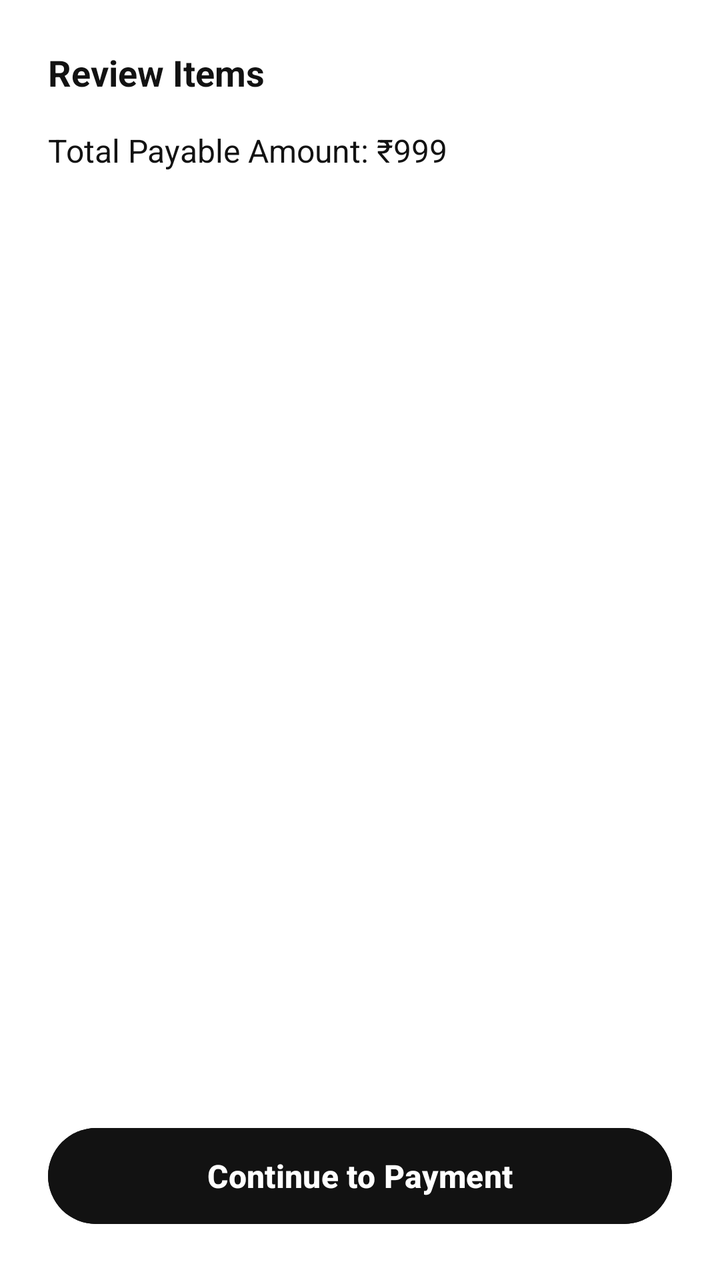
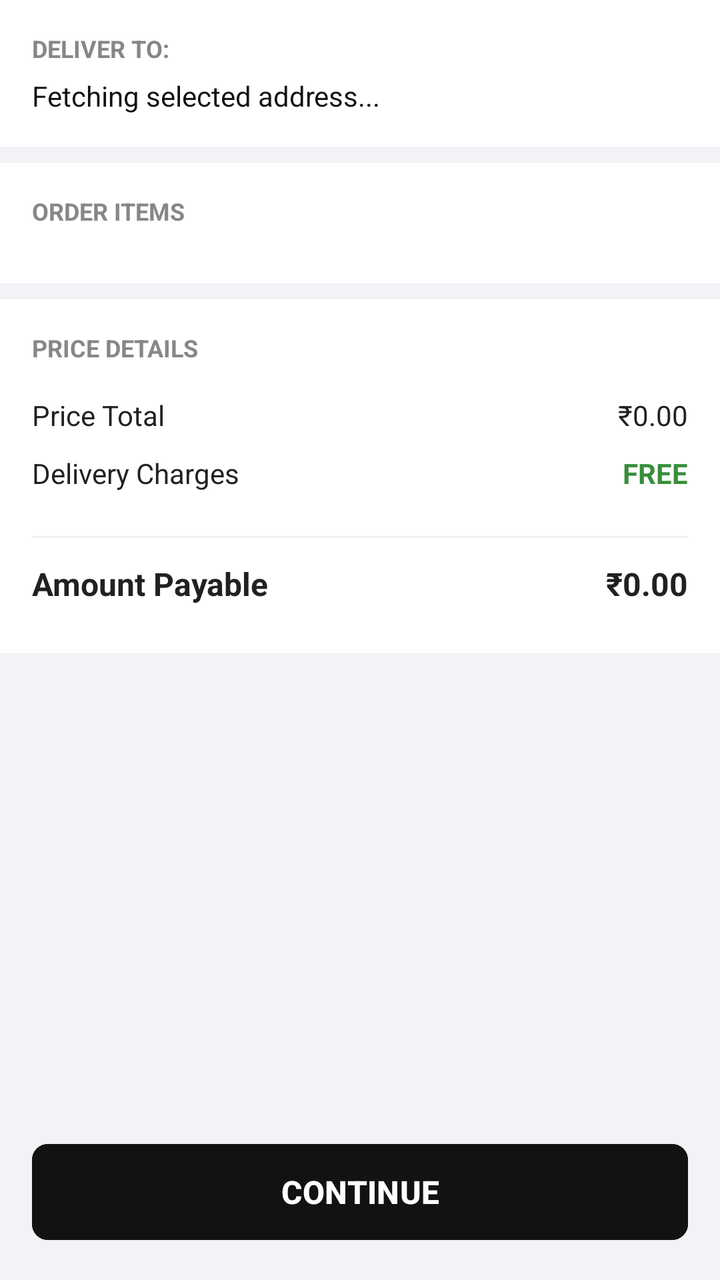

Two renders of the same Android screen: before a commit and after it. Below are the layout's source before the change and the commit's diff.
<!-- AndroidManifest.xml: application theme Theme.CityBasket -->
<!-- res/layout/fragment_order_summary.xml -->
<?xml version="1.0" encoding="utf-8"?>
<LinearLayout xmlns:android="http://schemas.android.com/apk/res/android"
    android:layout_width="match_parent"
    android:layout_height="match_parent"
    android:background="#FFFFFF"
    android:orientation="vertical"
    android:padding="24dp">

    <TextView
        android:layout_width="wrap_content"
        android:layout_height="wrap_content"
        android:text="Review Items"
        android:textColor="#121212"
        android:textSize="18sp"
        android:textStyle="bold"
        android:layout_marginBottom="16dp"/>

    <TextView
        android:id="@+id/tvOrderTotal"
        android:layout_width="match_parent"
        android:layout_height="wrap_content"
        android:text="Total Payable Amount: ₹999"
        android:textColor="#121212"
        android:textSize="16sp"
        android:layout_marginBottom="24dp"/>

    <View
        android:layout_width="match_parent"
        android:layout_height="0dp"
        android:layout_weight="1" />

    <Button
        android:id="@+id/btnContinueToPayment"
        android:layout_width="match_parent"
        android:layout_height="56dp"
        android:backgroundTint="#121212"
        android:text="Continue to Payment"
        android:textColor="#FFFFFF"
        android:textSize="16sp"
        android:textStyle="bold" />
</LinearLayout>
<!-- resources referenced by this layout -->
<resources>
  <style name="Theme.CityBasket" parent="Base.Theme.CityBasket" />
  <style name="Base.Theme.CityBasket" parent="Theme.Material3.DayNight.NoActionBar">
          
          
      </style>
</resources>

<!-- the commit's change to res/layout/fragment_order_summary.xml (unified diff, before → after) -->
@@ -1,41 +1,128 @@
 <?xml version="1.0" encoding="utf-8"?>
-<LinearLayout xmlns:android="http://schemas.android.com/apk/res/android"
+<RelativeLayout xmlns:android="http://schemas.android.com/apk/res/android"
+    xmlns:app="http://schemas.android.com/apk/res-auto"
     android:layout_width="match_parent"
     android:layout_height="match_parent"
-    android:background="#FFFFFF"
-    android:orientation="vertical"
-    android:padding="24dp">
+    android:background="#F1F3F6"
+    android:padding="0dp">
 
-    <TextView
-        android:layout_width="wrap_content"
-        android:layout_height="wrap_content"
-        android:text="Review Items"
-        android:textColor="#121212"
-        android:textSize="18sp"
-        android:textStyle="bold"
-        android:layout_marginBottom="16dp"/>
+    <androidx.core.widget.NestedScrollView
+        android:layout_width="match_parent"
+        android:layout_height="match_parent"
+        android:layout_above="@id/btnContinueToPayment"
+        android:fillViewport="true">
 
-    <TextView
-        android:id="@+id/tvOrderTotal"
-        android:layout_width="match_parent"
-        android:layout_height="wrap_content"
-        android:text="Total Payable Amount: ₹999"
-        android:textColor="#121212"
-        android:textSize="16sp"
-        android:layout_marginBottom="24dp"/>
+        <LinearLayout
+            android:layout_width="match_parent"
+            android:layout_height="wrap_content"
+            android:orientation="vertical">
 
-    <View
-        android:layout_width="match_parent"
-        android:layout_height="0dp"
-        android:layout_weight="1" />
+            <LinearLayout
+                android:layout_width="match_parent"
+                android:layout_height="wrap_content"
+                android:background="#FFFFFF"
+                android:orientation="vertical"
+                android:padding="16dp"
+                android:layout_marginBottom="8dp">
+
+                <TextView
+                    android:layout_width="wrap_content"
+                    android:layout_height="wrap_content"
+                    android:text="DELIVER TO:"
+                    android:textStyle="bold"
+                    android:textSize="12sp"
+                    android:textColor="#878787"
+                    android:layout_marginBottom="6dp"/>
+
+                <TextView
+                    android:id="@+id/txtSummaryAddress"
+                    android:layout_width="match_parent"
+                    android:layout_height="wrap_content"
+                    android:text="Fetching selected address..."
+                    android:textColor="#121212"
+                    android:textSize="14sp"/>
+            </LinearLayout>
+
+            <LinearLayout
+                android:layout_width="match_parent"
+                android:layout_height="wrap_content"
+                android:background="#FFFFFF"
+                android:orientation="vertical"
+                android:padding="16dp"
+                android:layout_marginBottom="8dp">
+
+                <TextView
+                    android:layout_width="wrap_content"
+                    android:layout_height="wrap_content"
+                    android:text="ORDER ITEMS"
+                    android:textStyle="bold"
+                    android:textSize="12sp"
+                    android:textColor="#878787"
+                    android:layout_marginBottom="12dp"/>
+
+                <androidx.recyclerview.widget.RecyclerView
+                    android:id="@+id/rvSummaryProducts"
+                    android:layout_width="match_parent"
+                    android:layout_height="wrap_content"
+                    android:nestedScrollingEnabled="false"/>
+            </LinearLayout>
+
+            <LinearLayout
+                android:layout_width="match_parent"
+                android:layout_height="wrap_content"
+                android:background="#FFFFFF"
+                android:orientation="vertical"
+                android:padding="16dp">
+
+                <TextView
+                    android:layout_width="wrap_content"
+                    android:layout_height="wrap_content"
+                    android:text="PRICE DETAILS"
+                    android:textStyle="bold"
+                    android:textSize="12sp"
+                    android:textColor="#878787"
+                    android:layout_marginBottom="16dp"/>
+
+                <RelativeLayout
+                    android:layout_width="match_parent"
+                    android:layout_height="wrap_content"
+                    android:layout_marginBottom="10dp">
+                    <TextView android:layout_width="wrap_content" android:layout_height="wrap_content" android:text="Price Total" android:textColor="#212121" android:textSize="14sp"/>
+                    <TextView android:id="@+id/txtItemsTotal" android:layout_width="wrap_content" android:layout_height="wrap_content" android:layout_alignParentEnd="true" android:text="₹0.00" android:textColor="#212121" android:textSize="14sp"/>
+                </RelativeLayout>
+
+                <RelativeLayout
+                    android:layout_width="match_parent"
+                    android:layout_height="wrap_content"
+                    android:layout_marginBottom="10dp">
+                    <TextView android:layout_width="wrap_content" android:layout_height="wrap_content" android:text="Delivery Charges" android:textColor="#212121" android:textSize="14sp"/>
+                    <TextView android:layout_width="wrap_content" android:layout_height="wrap_content" android:layout_alignParentEnd="true" android:text="FREE" android:textColor="#388E3C" android:textStyle="bold" android:textSize="14sp"/>
+                </RelativeLayout>
+
+                <View android:layout_width="match_parent" android:layout_height="1dp" android:background="#F0F0F0" android:layout_marginVertical="12dp"/>
+
+                <RelativeLayout
+                    android:layout_width="match_parent"
+                    android:layout_height="wrap_content"
+                    android:layout_marginBottom="8dp">
+                    <TextView android:layout_width="wrap_content" android:layout_height="wrap_content" android:text="Amount Payable" android:textColor="#212121" android:textStyle="bold" android:textSize="16sp"/>
+                    <TextView android:id="@+id/txtFinalPayable" android:layout_width="wrap_content" android:layout_height="wrap_content" android:layout_alignParentEnd="true" android:text="₹0.00" android:textColor="#212121" android:textStyle="bold" android:textSize="16sp"/>
+                </RelativeLayout>
+            </LinearLayout>
+
+        </LinearLayout>
+    </androidx.core.widget.NestedScrollView>
 
     <Button
         android:id="@+id/btnContinueToPayment"
         android:layout_width="match_parent"
         android:layout_height="56dp"
+        android:layout_alignParentBottom="true"
+        android:layout_margin="16dp"
         android:backgroundTint="#121212"
-        android:text="Continue to Payment"
+        android:text="CONTINUE"
         android:textColor="#FFFFFF"
         android:textSize="16sp"
-        android:textStyle="bold" />
-</LinearLayout>
+        android:textStyle="bold"
+        app:cornerRadius="8dp"/>
+</RelativeLayout>
